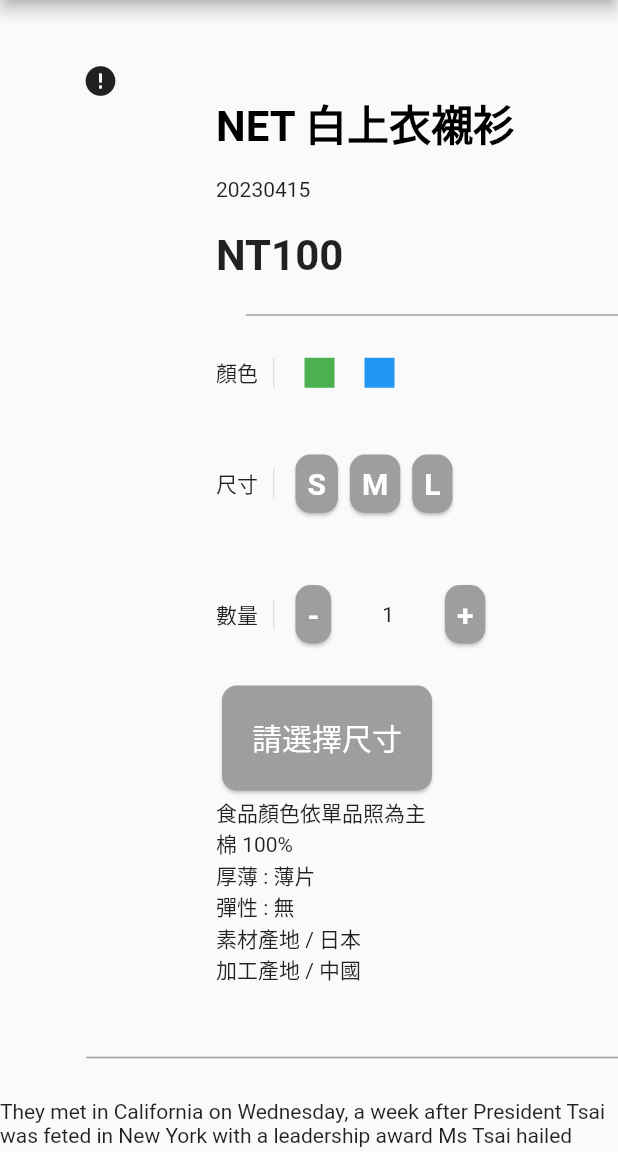
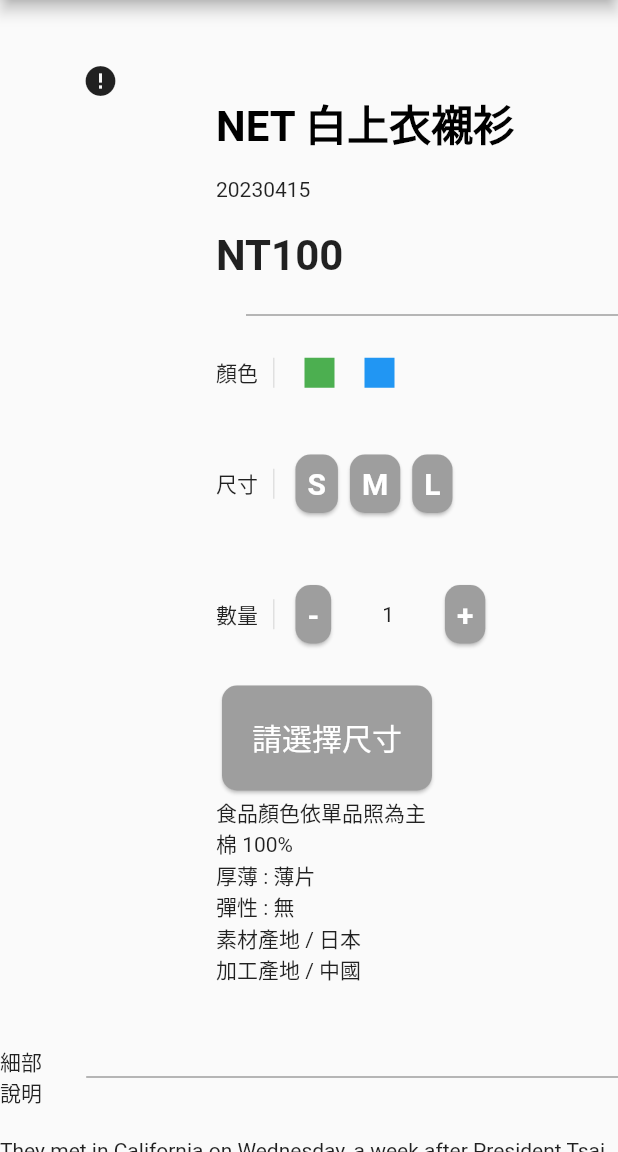
Before and after one commit to briane668/flutter-practice, a Flutter app: the DetailPage screen opened by its route, on a phone screen of 412 x 824 dp, the part 84-1236 px from its top. Run offline on Flutter 3.47's test engine with Material 2 defaults, Android fonts, the phone set to English and light mode, and no system bars; drawn by our look-alikes of cached_network_image; our stand-ins replace dio; network calls fail.

Commit message:
細部說明

```diff
--- a/lib/main.dart
+++ b/lib/main.dart
@@ -726,7 +726,9 @@ class DetailPagestate extends State<DetailPage> {
                 ),
                 Row(
                   children: [
-                    Expanded(child: ShaderMask(shaderCallback: (Rect bounds) {
+                    Expanded(
+                        child: ShaderMask(
+                      shaderCallback: (Rect bounds) {
                         return LinearGradient(
                                 colors: [Colors.red, Colors.blue],
                                 stops: [0.0, 1.0],
@@ -734,7 +736,9 @@ class DetailPagestate extends State<DetailPage> {
                                 end: Alignment.bottomRight,
                                 tileMode: TileMode.mirror)
                             .createShader(bounds);
-                    })),
+                      },
+                      child: Text("細部說明"),
+                    )),
                     Expanded(
                       flex: 10,
                       child: Divider(
```
Lines whose indentation alone changed are shown as unchanged.
